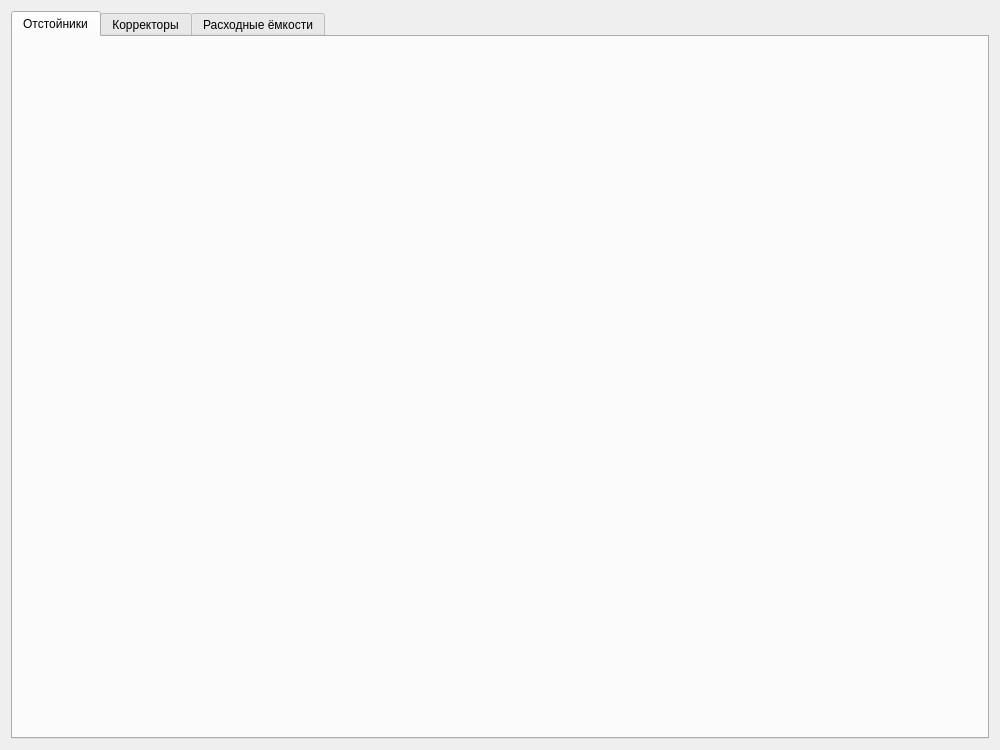
Qt form mainwindow.ui (Sergeyego/el_glass) before a commit.
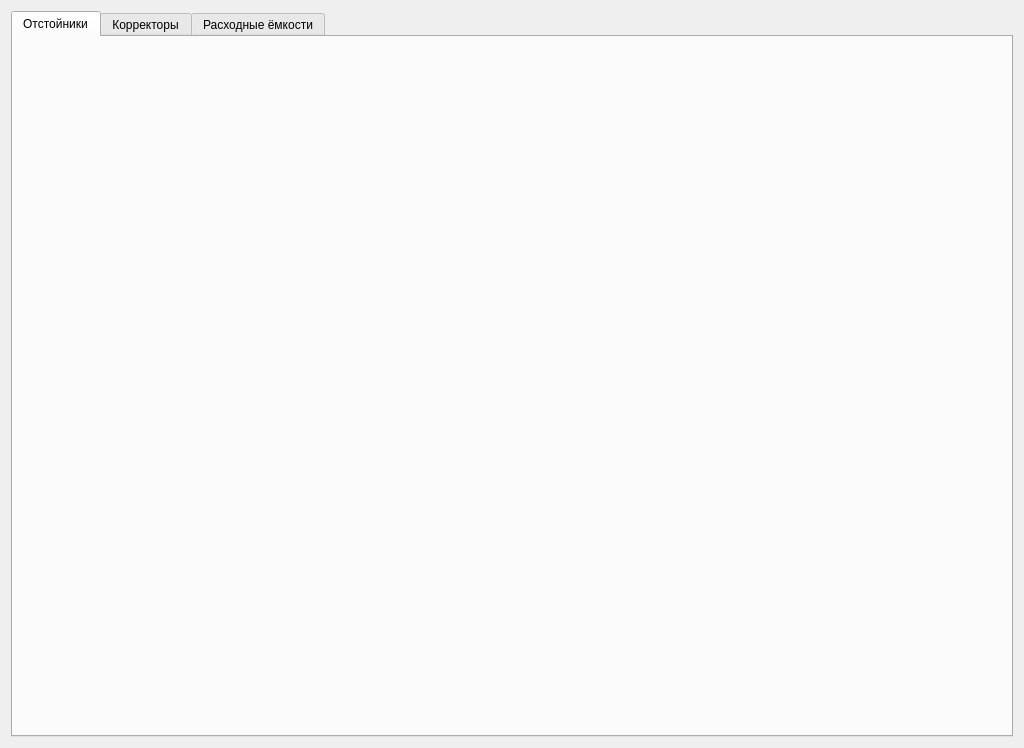
The same form after that commit.

What changed in the file:
```diff
--- a/mainwindow.ui
+++ b/mainwindow.ui
@@ -6,8 +6,8 @@
    <rect>
     <x>0</x>
     <y>0</y>
-    <width>1000</width>
-    <height>750</height>
+    <width>1024</width>
+    <height>748</height>
    </rect>
   </property>
   <property name="windowTitle">
```
Left out of the diff: 2 changed lines with no effect on the pictures.
